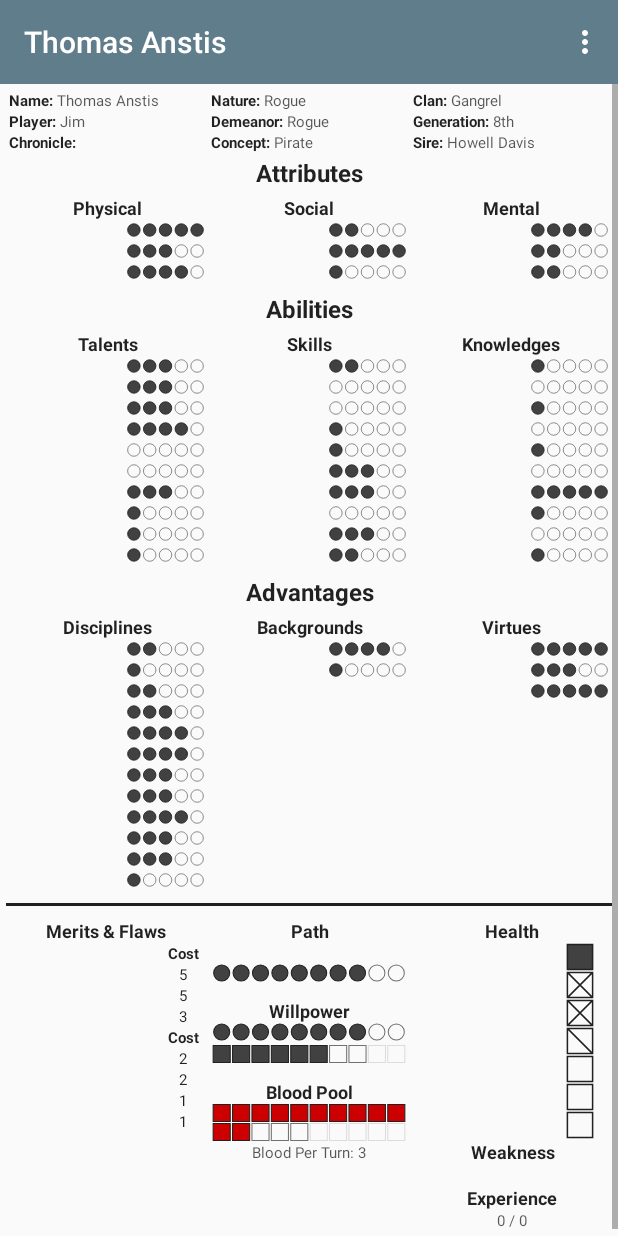
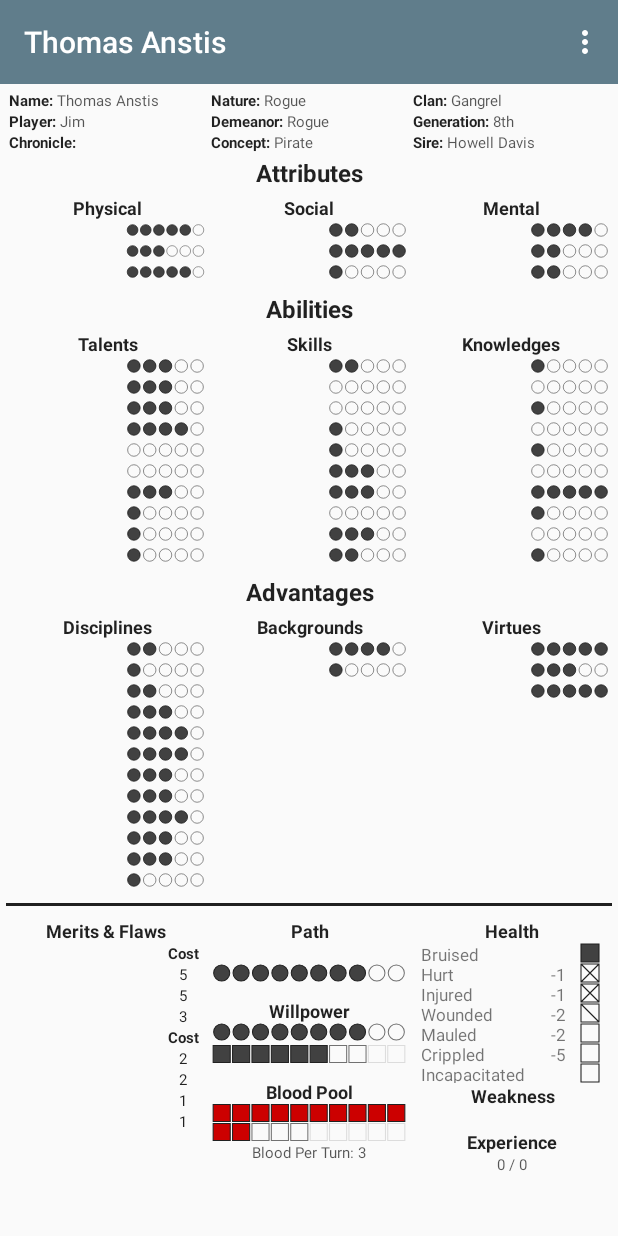
Before and after one commit to Amagi82/Character_Sheet_WoD, an Android app: the screen it shows after launch (MainActivity), after a tap on "Vampire", on a phone screen of 412 x 824 dp. Run offline under Robolectric (Android 15) with nearby library versions, the phone set to English and light mode, and no system bars; libraries missing offline, so code that uses them is left out: com.balysv.materialmenu, me.grantland.widget; plain views replace AutofitTextView; 24 statements that could not run were skipped.

Commit message:
layout adjustments and automatic max stat adjustment

```diff
--- a/app/src/main/java/amagi82/wodcharactersheet/VampireFragment.java
+++ b/app/src/main/java/amagi82/wodcharactersheet/VampireFragment.java
@@ -25,12 +25,15 @@ import me.grantland.widget.AutofitTextView;
 public class VampireFragment extends Fragment {
 
     Vampire vampire;
+    int maxTraitRating;
 
     @Override
     public View onCreateView(LayoutInflater inflater, ViewGroup container, Bundle savedInstanceState) {
         View rootView = inflater.inflate(R.layout.fragment_vampire, container, false);
 
         vampire = (Vampire) MainActivity.characterArray.get(getArguments().getInt("index"));
+
+        maxTraitRating = vampire.getMaxTraitRating();
 
         long time = SystemClock.elapsedRealtime();
         setPlayerData(rootView);
@@ -53,6 +56,75 @@ public class VampireFragment extends Fragment {
         Log.i("elapsed time bottom = ", "" + (SystemClock.elapsedRealtime() - time));
 
         return rootView;
+    }
+
+    private void setAttributesBlock(LayoutInflater inflater, View rootView) {
+
+        TextView tvHeader = (TextView) rootView.findViewById(R.id.headerAttributes);
+        tvHeader.setText(getArray(R.array.headers)[0]);
+
+        ViewGroup group = (ViewGroup) rootView.findViewById(R.id.attributesBlock);
+        TextView tvTitleLeft = (TextView) group.findViewById(R.id.title_left);
+        TextView tvTitleCenter = (TextView) group.findViewById(R.id.title_center);
+        TextView tvTitleRight = (TextView) group.findViewById(R.id.title_right);
+
+        tvTitleLeft.setText(getArray(R.array.attributesTitles)[0]);
+        tvTitleCenter.setText(getArray(R.array.attributesTitles)[1]);
+        tvTitleRight.setText(getArray(R.array.attributesTitles)[2]);
+
+        LinearLayout contentLeft = (LinearLayout) group.findViewById(R.id.content_left);
+        LinearLayout contentCenter = (LinearLayout) group.findViewById(R.id.content_center);
+        LinearLayout contentRight = (LinearLayout) group.findViewById(R.id.content_right);
+
+        setStatBlock(R.array.physical, inflater, contentLeft, maxTraitRating + 1);
+        setStatBlock(R.array.social, inflater, contentCenter, maxTraitRating);
+        setStatBlock(R.array.mental, inflater, contentRight, maxTraitRating);
+    }
+
+    private void setAbilitiesBlock(LayoutInflater inflater, View rootView) {
+
+        TextView tvHeader = (TextView) rootView.findViewById(R.id.headerAbilities);
+        tvHeader.setText(getArray(R.array.headers)[1]);
+
+        ViewGroup group = (ViewGroup) rootView.findViewById(R.id.abilitiesBlock);
+        TextView tvTitleLeft = (TextView) group.findViewById(R.id.title_left);
+        TextView tvTitleCenter = (TextView) group.findViewById(R.id.title_center);
+        TextView tvTitleRight = (TextView) group.findViewById(R.id.title_right);
+
+        tvTitleLeft.setText(getArray(R.array.abilitiesTitles)[0]);
+        tvTitleCenter.setText(getArray(R.array.abilitiesTitles)[1]);
+        tvTitleRight.setText(getArray(R.array.abilitiesTitles)[2]);
+
+        LinearLayout contentLeft = (LinearLayout) group.findViewById(R.id.content_left);
+        LinearLayout contentCenter = (LinearLayout) group.findViewById(R.id.content_center);
+        LinearLayout contentRight = (LinearLayout) group.findViewById(R.id.content_right);
+
+        setStatBlock(R.array.talents, inflater, contentLeft, maxTraitRating);
+        setStatBlock(R.array.skills, inflater, contentCenter, maxTraitRating);
+        setStatBlock(R.array.knowledges, inflater, contentRight, maxTraitRating);
+    }
+
+    private void setAdvantagesBlock(LayoutInflater inflater, View rootView) {
+
+        TextView tvHeader = (TextView) rootView.findViewById(R.id.headerAdvantages);
+        tvHeader.setText(getArray(R.array.headers)[2]);
+
+        ViewGroup group = (ViewGroup) rootView.findViewById(R.id.advantagesBlock);
+        TextView tvTitleLeft = (TextView) group.findViewById(R.id.title_left);
+        TextView tvTitleCenter = (TextView) group.findViewById(R.id.title_center);
+        TextView tvTitleRight = (TextView) group.findViewById(R.id.title_right);
+
+        tvTitleLeft.setText(getArray(R.array.advantagesTitles)[0]);
+        tvTitleCenter.setText(getArray(R.array.advantagesTitles)[1]);
+        tvTitleRight.setText(getArray(R.array.advantagesTitles)[2]);
+
+        LinearLayout contentLeft = (LinearLayout) group.findViewById(R.id.content_left);
+        LinearLayout contentCenter = (LinearLayout) group.findViewById(R.id.content_center);
+        LinearLayout contentRight = (LinearLayout) group.findViewById(R.id.content_right);
+
+        setDisciplinesStatBlock(inflater, contentLeft);
+        setStatBlock(vampire.getBackgroundsList(), inflater, contentCenter, maxTraitRating);
+        setStatBlock(vampire.getVirtuesList(), inflater, contentRight, maxTraitRating);
     }
 
     private void setBottomBlock(LayoutInflater inflater, View rootView) {
@@ -85,6 +157,13 @@ public class VampireFragment extends Fragment {
         statRatingBarBloodPool2.setRating(vampire.getCurrentBloodpool() - 10);
         tvBloodPerTurn.setText(getString(R.string.blood_per_turn) + ": " + vampire.getBloodPerTurn());
 
+        TextView tvHealthLevels = (TextView) contentRight.findViewById(R.id.tvHealthLevels);
+        String healthLevel = "";
+        for(String level : getArray(R.array.healthLevels)){
+            healthLevel = healthLevel + level + "\n";
+        }
+        tvHealthLevels.setText(healthLevel.substring(0,healthLevel.length() - 1));
+
         //TODO: when you set damage, make sure total damage does not exceed 7
         StatRatingBar statRatingBarHealth = (StatRatingBar) contentRight.findViewById(R.id.statRatingBarHealthLevel);
         statRatingBarHealth.setHealthAgg(vampire.getDamageAgg());
@@ -98,76 +177,7 @@ public class VampireFragment extends Fragment {
         tvExperience.setText(vampire.getCurrentXP() + " / " + vampire.getTotalXP());
     }
 
-    private void setAdvantagesBlock(LayoutInflater inflater, View rootView) {
-
-        TextView tvHeader = (TextView) rootView.findViewById(R.id.headerAdvantages);
-        tvHeader.setText(getArray(R.array.headers)[2]);
-
-        ViewGroup group = (ViewGroup) rootView.findViewById(R.id.advantagesBlock);
-        TextView tvTitleLeft = (TextView) group.findViewById(R.id.title_left);
-        TextView tvTitleCenter = (TextView) group.findViewById(R.id.title_center);
-        TextView tvTitleRight = (TextView) group.findViewById(R.id.title_right);
-
-        tvTitleLeft.setText(getArray(R.array.advantagesTitles)[0]);
-        tvTitleCenter.setText(getArray(R.array.advantagesTitles)[1]);
-        tvTitleRight.setText(getArray(R.array.advantagesTitles)[2]);
-
-        LinearLayout contentLeft = (LinearLayout) group.findViewById(R.id.content_left);
-        LinearLayout contentCenter = (LinearLayout) group.findViewById(R.id.content_center);
-        LinearLayout contentRight = (LinearLayout) group.findViewById(R.id.content_right);
-
-        setDisciplinesStatBlock(inflater, contentLeft);
-        setStatBlock(vampire.getBackgroundsList(), inflater, contentCenter);
-        setStatBlock(vampire.getVirtuesList(), inflater, contentRight);
-    }
-
-    private void setAttributesBlock(LayoutInflater inflater, View rootView) {
-
-        TextView tvHeader = (TextView) rootView.findViewById(R.id.headerAttributes);
-        tvHeader.setText(getArray(R.array.headers)[0]);
-
-        ViewGroup group = (ViewGroup) rootView.findViewById(R.id.attributesBlock);
-        TextView tvTitleLeft = (TextView) group.findViewById(R.id.title_left);
-        TextView tvTitleCenter = (TextView) group.findViewById(R.id.title_center);
-        TextView tvTitleRight = (TextView) group.findViewById(R.id.title_right);
-
-        tvTitleLeft.setText(getArray(R.array.attributesTitles)[0]);
-        tvTitleCenter.setText(getArray(R.array.attributesTitles)[1]);
-        tvTitleRight.setText(getArray(R.array.attributesTitles)[2]);
-
-        LinearLayout contentLeft = (LinearLayout) group.findViewById(R.id.content_left);
-        LinearLayout contentCenter = (LinearLayout) group.findViewById(R.id.content_center);
-        LinearLayout contentRight = (LinearLayout) group.findViewById(R.id.content_right);
-
-        setStatBlock(R.array.physical, inflater, contentLeft);
-        setStatBlock(R.array.social, inflater, contentCenter);
-        setStatBlock(R.array.mental, inflater, contentRight);
-    }
-
-    private void setAbilitiesBlock(LayoutInflater inflater, View rootView) {
-
-        TextView tvHeader = (TextView) rootView.findViewById(R.id.headerAbilities);
-        tvHeader.setText(getArray(R.array.headers)[1]);
-
-        ViewGroup group = (ViewGroup) rootView.findViewById(R.id.abilitiesBlock);
-        TextView tvTitleLeft = (TextView) group.findViewById(R.id.title_left);
-        TextView tvTitleCenter = (TextView) group.findViewById(R.id.title_center);
-        TextView tvTitleRight = (TextView) group.findViewById(R.id.title_right);
-
-        tvTitleLeft.setText(getArray(R.array.abilitiesTitles)[0]);
-        tvTitleCenter.setText(getArray(R.array.abilitiesTitles)[1]);
-        tvTitleRight.setText(getArray(R.array.abilitiesTitles)[2]);
-
-        LinearLayout contentLeft = (LinearLayout) group.findViewById(R.id.content_left);
-        LinearLayout contentCenter = (LinearLayout) group.findViewById(R.id.content_center);
-        LinearLayout contentRight = (LinearLayout) group.findViewById(R.id.content_right);
-
-        setStatBlock(R.array.talents, inflater, contentLeft);
-        setStatBlock(R.array.skills, inflater, contentCenter);
-        setStatBlock(R.array.knowledges, inflater, contentRight);
-    }
-
-    private void setStatBlock(int arrayId, LayoutInflater inflater, LinearLayout content) {
+    private void setStatBlock(int arrayId, LayoutInflater inflater, LinearLayout content, int numStars) {
 
         for (int i = 0; i < getArray(arrayId).length; i++) {
             LinearLayout stat = (LinearLayout) inflater.inflate(R.layout.stat, content);
@@ -176,11 +186,13 @@ public class VampireFragment extends Fragment {
             tvAutofitStat.setText(getArray(arrayId)[i]);
             StatRatingBar statRatingBar = (StatRatingBar) stat.findViewById(R.id.statRatingBar);
             statRatingBar.setId(-i);
+            statRatingBar.setNumStars(numStars);
+            statRatingBar.setMaxRating(numStars);
             statRatingBar.setRating(vampire.getValuesMap().get(getArray(arrayId)[i]));
         }
     }
 
-    private void setStatBlock(ArrayList<String> list, LayoutInflater inflater, LinearLayout content) {
+    private void setStatBlock(ArrayList<String> list, LayoutInflater inflater, LinearLayout content, int numStars) {
 
         for (int i = 0; i < list.size(); i++) {
             LinearLayout stat = (LinearLayout) inflater.inflate(R.layout.stat, content);
@@ -189,6 +201,8 @@ public class VampireFragment extends Fragment {
             tvAutofitStat.setText(list.get(i));
             StatRatingBar statRatingBar = (StatRatingBar) stat.findViewById(R.id.statRatingBar);
             statRatingBar.setId(-i);
+            statRatingBar.setNumStars(numStars);
+            statRatingBar.setMaxRating(numStars);
             statRatingBar.setRating(vampire.getValuesMap().get(list.get(i)));
         }
     }
@@ -228,6 +242,7 @@ public class VampireFragment extends Fragment {
         tvAutofitStat.setId(i + 1);
         StatRatingBar statRatingBar = (StatRatingBar) stat.findViewById(R.id.statRatingBar);
         statRatingBar.setId(-i);
+        statRatingBar.setMaxRating(vampire.getMaxDisciplineRating());
         statRatingBar.setRating(vampire.getValuesMap().get(list.get(i)));
         if(isPath){
             tvAutofitStat.setText("  -" + list.get(i));
--- a/app/src/main/res/layout/table_row_bottom.xml
+++ b/app/src/main/res/layout/table_row_bottom.xml
@@ -84,26 +84,32 @@
 
         <LinearLayout
             android:layout_width="match_parent"
-            android:layout_height="wrap_content"
-            android:layout_marginLeft="10dp"
-            android:layout_marginRight="10dp"
+            android:layout_height="93dp"
+            android:layout_marginLeft="4dp"
+            android:layout_marginRight="4dp"
             android:orientation="horizontal">
 
             <TextView
+                android:id="@+id/tvHealthLevels"
                 android:layout_width="0dp"
-                android:layout_height="wrap_content"
-                android:layout_weight="4"/>
+                android:layout_height="match_parent"
+                android:layout_weight="5"
+                android:textSize="11sp"
+                android:lines="7"/>
 
             <TextView
                 android:layout_width="0dp"
-                android:layout_height="wrap_content"
-                android:layout_weight="1"/>
+                android:layout_height="match_parent"
+                android:layout_weight="1"
+                android:lines="7"
+                android:textSize="11sp"
+                android:text="\n-1\n-1\n-2\n-2\n-5\n"/>
 
             <amagi82.wodcharactersheet.StatRatingBar
                 android:id="@+id/statRatingBarHealthLevel"
                 app:colorOutlineOff="@color/outlineDark"
                 android:layout_width="0dp"
-                android:layout_height="wrap_content"
+                android:layout_height="match_parent"
                 android:layout_weight="1"
                 android:numStars="7"
                 android:isIndicator="true"
```
